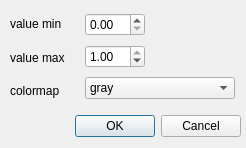
Above: gui/dialog_img.ui from davidboutelier/PyTecPIV before the change. Below: the same form after it.
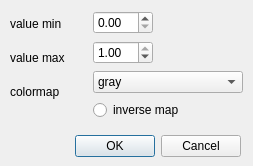
That is the form after the change.

Commit message: pdate dialog inverse cmap

```diff
--- a/gui/dialog_img.ui
+++ b/gui/dialog_img.ui
@@ -6,8 +6,8 @@
    <rect>
     <x>0</x>
     <y>0</y>
-    <width>246</width>
-    <height>148</height>
+    <width>253</width>
+    <height>166</height>
    </rect>
   </property>
   <property name="windowTitle">
@@ -17,7 +17,7 @@
    <property name="geometry">
     <rect>
      <x>0</x>
-     <y>110</y>
+     <y>130</y>
      <width>241</width>
      <height>32</height>
     </rect>
@@ -34,8 +34,8 @@
     <rect>
      <x>10</x>
      <y>10</y>
-     <width>225</width>
-     <height>95</height>
+     <width>233</width>
+     <height>111</height>
     </rect>
    </property>
    <layout class="QHBoxLayout" name="horizontalLayout">
@@ -62,6 +62,22 @@
         </property>
        </widget>
       </item>
+      <item>
+       <spacer name="verticalSpacer">
+        <property name="orientation">
+         <enum>Qt::Vertical</enum>
+        </property>
+        <property name="sizeType">
+         <enum>QSizePolicy::Fixed</enum>
+        </property>
+        <property name="sizeHint" stdset="0">
+         <size>
+          <width>20</width>
+          <height>15</height>
+         </size>
+        </property>
+       </spacer>
+      </item>
      </layout>
     </item>
     <item>
@@ -267,6 +283,13 @@
         </item>
        </widget>
       </item>
+      <item>
+       <widget class="QRadioButton" name="inverse_map_radioButton">
+        <property name="text">
+         <string>inverse map</string>
+        </property>
+       </widget>
+      </item>
      </layout>
     </item>
    </layout>
```
The commit also changes 4 other files.
